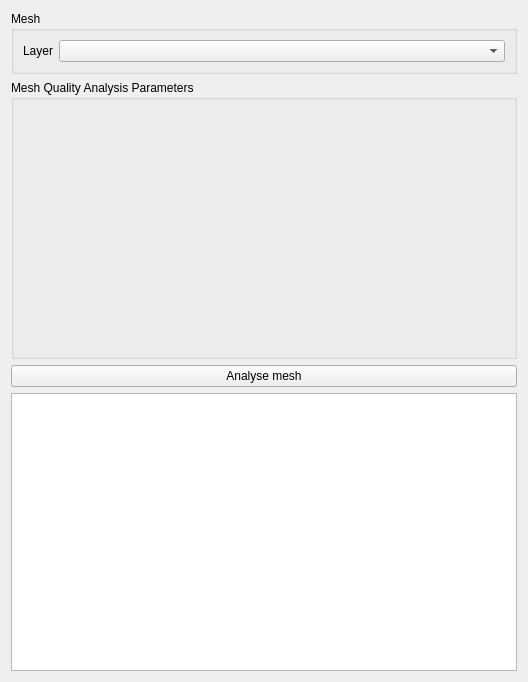
The window that ui/mesh_quality.ui (Artelia/Mesh_tools) describes before a commit, drawn with Qt 5.
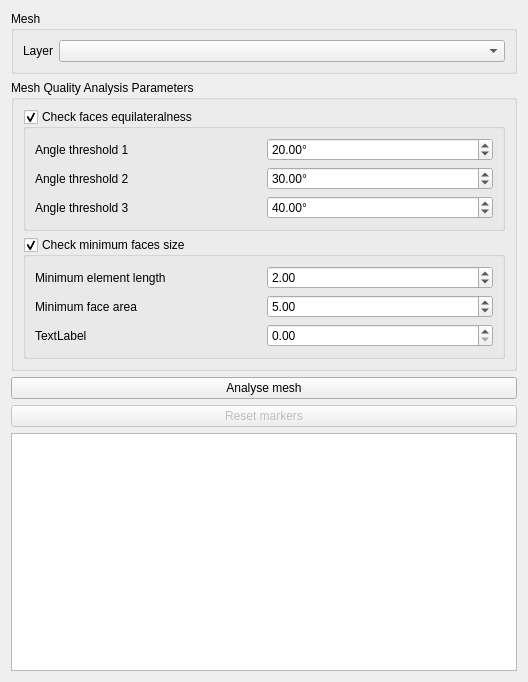
The same window after the commit. Custom widgets are drawn as their Qt base class.

Commit message: WIP Mesh quality analysis

The edit to the form file:
```diff
--- a/ui/mesh_quality.ui
+++ b/ui/mesh_quality.ui
@@ -49,20 +49,120 @@
      </property>
      <layout class="QVBoxLayout" name="verticalLayout_2">
       <item>
-       <spacer name="verticalSpacer">
-        <property name="orientation">
-         <enum>Qt::Vertical</enum>
+       <widget class="QgsCollapsibleGroupBox" name="chk_equilateralness">
+        <property name="title">
+         <string>Check faces equilateralness</string>
         </property>
-        <property name="sizeType">
-         <enum>QSizePolicy::Expanding</enum>
+        <property name="checkable">
+         <bool>true</bool>
         </property>
-        <property name="sizeHint" stdset="0">
-         <size>
-          <width>20</width>
-          <height>40</height>
-         </size>
+        <layout class="QGridLayout" name="gridLayout_2">
+         <item row="1" column="1">
+          <widget class="QgsDoubleSpinBox" name="qdsb_bad_angle_2">
+           <property name="suffix">
+            <string>°</string>
+           </property>
+           <property name="value">
+            <double>30.000000000000000</double>
+           </property>
+          </widget>
+         </item>
+         <item row="0" column="0">
+          <widget class="QLabel" name="label_2">
+           <property name="text">
+            <string>Angle threshold 1</string>
+           </property>
+          </widget>
+         </item>
+         <item row="0" column="1">
+          <widget class="QgsDoubleSpinBox" name="qdsb_bad_angle_1">
+           <property name="suffix">
+            <string>°</string>
+           </property>
+           <property name="value">
+            <double>20.000000000000000</double>
+           </property>
+          </widget>
+         </item>
+         <item row="2" column="1">
+          <widget class="QgsDoubleSpinBox" name="qdsb_bad_angle_3">
+           <property name="suffix">
+            <string>°</string>
+           </property>
+           <property name="value">
+            <double>40.000000000000000</double>
+           </property>
+          </widget>
+         </item>
+         <item row="1" column="0">
+          <widget class="QLabel" name="label_3">
+           <property name="text">
+            <string>Angle threshold 2</string>
+           </property>
+          </widget>
+         </item>
+         <item row="2" column="0">
+          <widget class="QLabel" name="label_4">
+           <property name="text">
+            <string>Angle threshold 3</string>
+           </property>
+          </widget>
+         </item>
+        </layout>
+       </widget>
+      </item>
+      <item>
+       <widget class="QgsCollapsibleGroupBox" name="chk_min_size">
+        <property name="title">
+         <string>Check minimum faces size</string>
         </property>
-       </spacer>
+        <property name="checkable">
+         <bool>true</bool>
+        </property>
+        <layout class="QGridLayout" name="gridLayout_3">
+         <item row="2" column="0">
+          <widget class="QLabel" name="label_7">
+           <property name="text">
+            <string>TextLabel</string>
+           </property>
+          </widget>
+         </item>
+         <item row="1" column="0">
+          <widget class="QLabel" name="label_6">
+           <property name="text">
+            <string>Minimum face area</string>
+           </property>
+          </widget>
+         </item>
+         <item row="0" column="0">
+          <widget class="QLabel" name="label_5">
+           <property name="text">
+            <string>Minimum element length</string>
+           </property>
+          </widget>
+         </item>
+         <item row="1" column="1">
+          <widget class="QgsDoubleSpinBox" name="qdsb_min_face_area">
+           <property name="value">
+            <double>5.000000000000000</double>
+           </property>
+          </widget>
+         </item>
+         <item row="0" column="1">
+          <widget class="QgsDoubleSpinBox" name="qdsb_min_element_length">
+           <property name="value">
+            <double>2.000000000000000</double>
+           </property>
+           <property name="clearValue">
+            <bool>false</bool>
+           </property>
+          </widget>
+         </item>
+         <item row="2" column="1">
+          <widget class="QgsDoubleSpinBox" name="mQgsDoubleSpinBox_6"/>
+         </item>
+        </layout>
+       </widget>
       </item>
      </layout>
     </widget>
@@ -74,11 +174,39 @@
      </property>
     </widget>
    </item>
+   <item>
+    <widget class="QPushButton" name="btn_reset_marker">
+     <property name="enabled">
+      <bool>false</bool>
+     </property>
+     <property name="text">
+      <string>Reset markers</string>
+     </property>
+    </widget>
+   </item>
    <item>
     <widget class="QTextEdit" name="log"/>
    </item>
   </layout>
  </widget>
+ <customwidgets>
+  <customwidget>
+   <class>QgsCollapsibleGroupBox</class>
+   <extends>QGroupBox</extends>
+   <header>qgscollapsiblegroupbox.h</header>
+   <container>1</container>
+  </customwidget>
+  <customwidget>
+   <class>QgsDoubleSpinBox</class>
+   <extends>QDoubleSpinBox</extends>
+   <header>qgsdoublespinbox.h</header>
+  </customwidget>
+  <customwidget>
+   <class>QgsMapLayerComboBox</class>
+   <extends>QComboBox</extends>
+   <header>qgsmaplayercombobox.h</header>
+  </customwidget>
+ </customwidgets>
  <resources/>
  <connections/>
 </ui>
```
Left out of the diff: 13 changed lines with no effect on the pictures. The commit also changes 2 other files.
